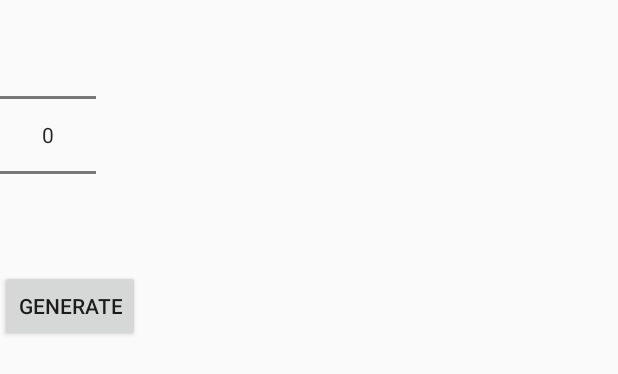
After one commit to joaocsf/FEUP-CMOV, an Android app: the layout validate_tickets_dialog_fragment.xml on its own in the app's theme, with its tools: preview values and no code run, on a phone screen of 412 x 824 dp. The commit adds this screen. Shown: the top 374 px of the screen. Run offline under Robolectric (Android 15) with nearby library versions, the phone set to English and light mode, and no system bars.

```diff
--- a/main-mobile-app/app/src/main/AndroidManifest.xml
+++ b/main-mobile-app/app/src/main/AndroidManifest.xml
@@ -62,6 +62,7 @@
             android:name="com.journeyapps.barcodescanner.CaptureActivity"
             android:screenOrientation="fullSensor"
             tools:replace="screenOrientation" />
+        <activity android:name=".view.QRActivity"/>
     </application>
 
 </manifest>
--- a/main-mobile-app/app/src/main/java/feup/cmpv/feup/casadamusica/utils/Config.java
+++ b/main-mobile-app/app/src/main/java/feup/cmpv/feup/casadamusica/utils/Config.java
@@ -2,6 +2,6 @@ package feup.cmpv.feup.casadamusica.utils;
 
 public class Config {
 
-    public static String HOST = "http://192.168.1.65:8081";
+    public static String HOST = "http://10.227.156.194:8081";
 
 }
--- /dev/null
+++ b/main-mobile-app/app/src/main/res/layout/validate_tickets_dialog_fragment.xml
@@ -0,0 +1,20 @@
+<?xml version="1.0" encoding="utf-8"?>
+<LinearLayout xmlns:android="http://schemas.android.com/apk/res/android"
+    android:layout_width="match_parent"
+    android:layout_height="match_parent"
+    android:orientation="vertical"
+    android:layout_gravity="center">
+
+    <NumberPicker
+        android:id="@+id/number_of_tickets"
+        android:layout_width="wrap_content"
+        android:layout_height="wrap_content"
+        />
+
+    <Button
+        android:id="@+id/btn_generate"
+        android:layout_width="wrap_content"
+        android:layout_height="wrap_content"
+        android:text="@string/generate"/>
+
+</LinearLayout>
--- a/main-mobile-app/app/src/main/res/values/strings.xml
+++ b/main-mobile-app/app/src/main/res/values/strings.xml
@@ -23,4 +23,5 @@
     <string name="show_date">Date:</string>
     <string name="show_buy">Confirm</string>
     <string name="cancel">Cancel</string>
+    <string name="generate">Generate</string>
 </resources>
```
Also changed, not shown: main-mobile-app/app/src/main/java/feup/cmpv/feup/casadamusica/fragments/bar/BarPurchaseConfirmFragment.java (+3 -5 lines), main-mobile-app/app/src/main/java/feup/cmpv/feup/casadamusica/fragments/personal/ValidateTicketDialogFragment.java (+35 -22 lines), main-mobile-app/app/src/main/java/feup/cmpv/feup/casadamusica/utils/Utils.java (+11 -0 lines), main-mobile-app/app/src/main/java/feup/cmpv/feup/casadamusica/view/QRActivity.java (added, +45 -0 lines), main-mobile-app/app/src/main/res/layout/qr_activity.xml (renamed from main-mobile-app/app/src/main/res/layout/validate_ticket_dialog_fragment.xml), 1 other file.
